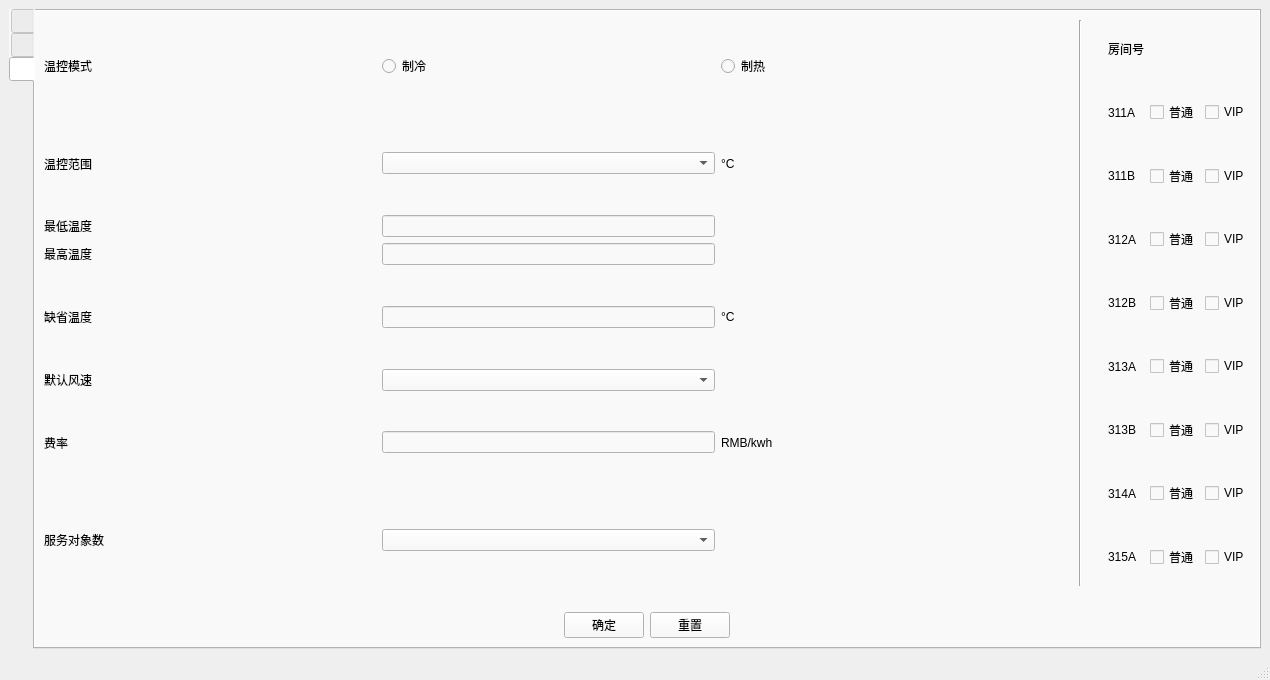
First picture: the form in mainWindow.ui, repository zjpeng957/server, before the edit.
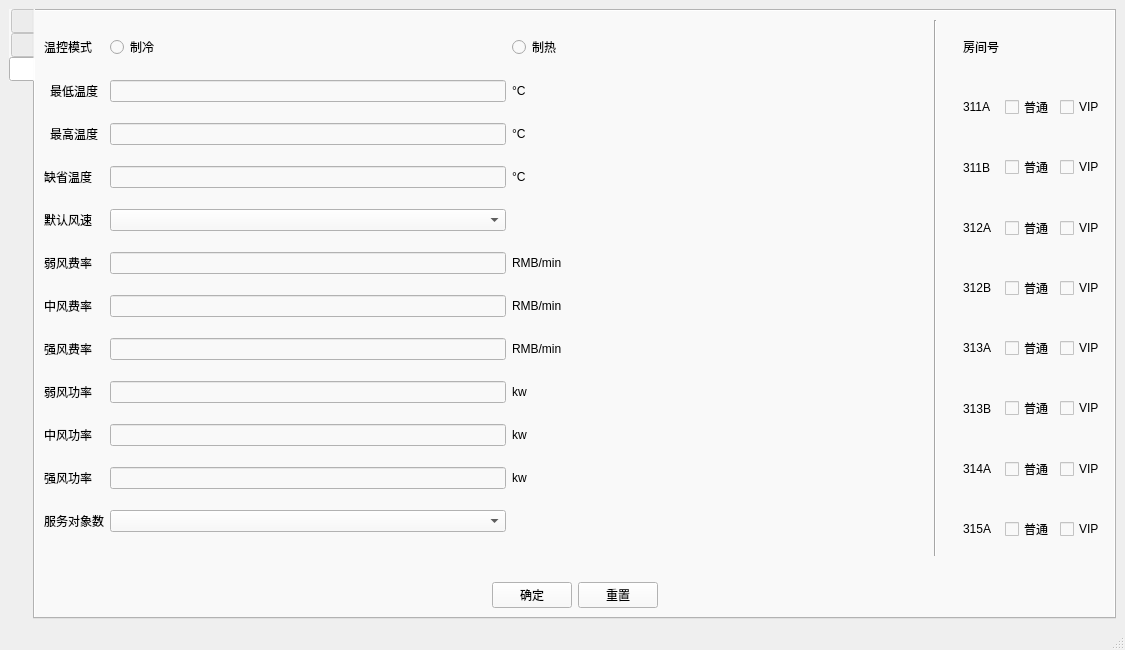
Second picture: the form after the edit. The open tabs and pages were chosen to show the change. Icons and pictures are not drawn.

The edit to the form file:
```diff
--- a/mainWindow.ui
+++ b/mainWindow.ui
@@ -6,8 +6,8 @@
    <rect>
     <x>0</x>
     <y>0</y>
-    <width>1270</width>
-    <height>680</height>
+    <width>1125</width>
+    <height>650</height>
    </rect>
   </property>
   <property name="windowTitle">
@@ -549,101 +549,89 @@
          <layout class="QHBoxLayout" name="horizontalLayout_3">
           <item>
            <layout class="QGridLayout" name="gridLayout_4">
-            <item row="2" column="0">
+            <item row="2" column="2">
+             <widget class="QLabel" name="label_5">
+              <property name="text">
+               <string>°C</string>
+              </property>
+             </widget>
+            </item>
+            <item row="9" column="0">
+             <widget class="QLabel" name="label_10">
+              <property name="sizePolicy">
+               <sizepolicy hsizetype="Preferred" vsizetype="Preferred">
+                <horstretch>0</horstretch>
+                <verstretch>0</verstretch>
+               </sizepolicy>
+              </property>
+              <property name="text">
+               <string>中风功率</string>
+              </property>
+             </widget>
+            </item>
+            <item row="1" column="0" alignment="Qt::AlignHCenter">
              <widget class="QLabel" name="label_8">
               <property name="text">
                <string>最低温度</string>
               </property>
              </widget>
             </item>
-            <item row="6" column="0">
-             <widget class="QLabel" name="label_12">
-              <property name="sizePolicy">
-               <sizepolicy hsizetype="Expanding" vsizetype="Expanding">
-                <horstretch>0</horstretch>
-                <verstretch>0</verstretch>
-               </sizepolicy>
-              </property>
-              <property name="styleSheet">
-               <string notr="true">qproperty-alignment:'AlignCenter'</string>
-              </property>
+            <item row="2" column="0" alignment="Qt::AlignHCenter">
+             <widget class="QLabel" name="label_28">
               <property name="text">
-               <string>费率</string>
+               <string>最高温度</string>
               </property>
              </widget>
             </item>
             <item row="5" column="1">
-             <widget class="QComboBox" name="defaultFanComboBox"/>
-            </item>
-            <item row="6" column="2">
-             <widget class="QLabel" name="label_17">
+             <widget class="QLineEdit" name="lowRateLineEdit">
               <property name="sizePolicy">
-               <sizepolicy hsizetype="Expanding" vsizetype="Preferred">
+               <sizepolicy hsizetype="Expanding" vsizetype="Fixed">
                 <horstretch>0</horstretch>
                 <verstretch>0</verstretch>
                </sizepolicy>
               </property>
-              <property name="text">
-               <string>RMB/kwh</string>
-              </property>
              </widget>
             </item>
-            <item row="4" column="2">
-             <widget class="QLabel" name="label_16">
+            <item row="0" column="0">
+             <widget class="QLabel" name="label_9">
               <property name="sizePolicy">
-               <sizepolicy hsizetype="Expanding" vsizetype="Preferred">
+               <sizepolicy hsizetype="Preferred" vsizetype="Preferred">
                 <horstretch>0</horstretch>
                 <verstretch>0</verstretch>
                </sizepolicy>
               </property>
-              <property name="text">
-               <string>°C</string>
-              </property>
-             </widget>
-            </item>
-            <item row="1" column="2">
-             <widget class="QLabel" name="label_15">
-              <property name="sizePolicy">
-               <sizepolicy hsizetype="Expanding" vsizetype="Preferred">
-                <horstretch>0</horstretch>
-                <verstretch>0</verstretch>
-               </sizepolicy>
-              </property>
-              <property name="text">
-               <string>°C</string>
-              </property>
-             </widget>
-            </item>
-            <item row="7" column="0">
-             <widget class="QLabel" name="label_14">
-              <property name="sizePolicy">
-               <sizepolicy hsizetype="Expanding" vsizetype="Expanding">
-                <horstretch>0</horstretch>
-                <verstretch>0</verstretch>
-               </sizepolicy>
+              <property name="maximumSize">
+               <size>
+                <width>16777215</width>
+                <height>30</height>
+               </size>
               </property>
               <property name="styleSheet">
                <string notr="true">qproperty-alignment:'AlignCenter'</string>
               </property>
               <property name="text">
-               <string>服务对象数</string>
+               <string>温控模式</string>
               </property>
              </widget>
             </item>
             <item row="0" column="1">
              <widget class="QRadioButton" name="coldRadioButton">
+              <property name="sizePolicy">
+               <sizepolicy hsizetype="Minimum" vsizetype="Fixed">
+                <horstretch>0</horstretch>
+                <verstretch>0</verstretch>
+               </sizepolicy>
+              </property>
               <property name="text">
                <string>制冷</string>
               </property>
              </widget>
             </item>
-            <item row="2" column="1">
-             <widget class="QLineEdit" name="lowTempLineEdit"/>
-            </item>
-            <item row="4" column="0">
+            <item row="3" column="0">
              <widget class="QLabel" name="label_11">
               <property name="sizePolicy">
-               <sizepolicy hsizetype="Expanding" vsizetype="Expanding">
+               <sizepolicy hsizetype="Preferred" vsizetype="Preferred">
                 <horstretch>0</horstretch>
                 <verstretch>0</verstretch>
                </sizepolicy>
@@ -656,57 +644,6 @@
               </property>
              </widget>
             </item>
-            <item row="3" column="1">
-             <widget class="QLineEdit" name="highTempLineEdit"/>
-            </item>
-            <item row="5" column="0">
-             <widget class="QLabel" name="label_3">
-              <property name="styleSheet">
-               <string notr="true">qproperty-alignment:'AlignCenter'</string>
-              </property>
-              <property name="text">
-               <string>默认风速</string>
-              </property>
-             </widget>
-            </item>
-            <item row="1" column="1">
-             <widget class="QComboBox" name="RangeComboBox"/>
-            </item>
-            <item row="1" column="0">
-             <widget class="QLabel" name="label_10">
-              <property name="sizePolicy">
-               <sizepolicy hsizetype="Expanding" vsizetype="Expanding">
-                <horstretch>0</horstretch>
-                <verstretch>0</verstretch>
-               </sizepolicy>
-              </property>
-              <property name="styleSheet">
-               <string notr="true">qproperty-alignment:'AlignCenter'</string>
-              </property>
-              <property name="text">
-               <string>温控范围</string>
-              </property>
-             </widget>
-            </item>
-            <item row="0" column="0">
-             <widget class="QLabel" name="label_9">
-              <property name="sizePolicy">
-               <sizepolicy hsizetype="Expanding" vsizetype="Expanding">
-                <horstretch>0</horstretch>
-                <verstretch>0</verstretch>
-               </sizepolicy>
-              </property>
-              <property name="styleSheet">
-               <string notr="true">qproperty-alignment:'AlignCenter'</string>
-              </property>
-              <property name="text">
-               <string>温控模式</string>
-              </property>
-             </widget>
-            </item>
-            <item row="4" column="1">
-             <widget class="QLineEdit" name="defaultTempLineEdit"/>
-            </item>
             <item row="0" column="2">
              <widget class="QRadioButton" name="hotRadioButton">
               <property name="sizePolicy">
@@ -720,18 +657,220 @@
               </property>
              </widget>
             </item>
-            <item row="3" column="0">
-             <widget class="QLabel" name="label_28">
+            <item row="3" column="1">
+             <widget class="QLineEdit" name="defaultTempLineEdit">
+              <property name="sizePolicy">
+               <sizepolicy hsizetype="Expanding" vsizetype="Fixed">
+                <horstretch>0</horstretch>
+                <verstretch>0</verstretch>
+               </sizepolicy>
+              </property>
+             </widget>
+            </item>
+            <item row="11" column="1">
+             <widget class="QComboBox" name="serviceNoComboBox">
+              <property name="sizePolicy">
+               <sizepolicy hsizetype="Preferred" vsizetype="Fixed">
+                <horstretch>0</horstretch>
+                <verstretch>0</verstretch>
+               </sizepolicy>
+              </property>
+             </widget>
+            </item>
+            <item row="3" column="2">
+             <widget class="QLabel" name="label_16">
+              <property name="sizePolicy">
+               <sizepolicy hsizetype="Expanding" vsizetype="Preferred">
+                <horstretch>0</horstretch>
+                <verstretch>0</verstretch>
+               </sizepolicy>
+              </property>
               <property name="text">
-               <string>最高温度</string>
+               <string>°C</string>
               </property>
              </widget>
             </item>
-            <item row="7" column="1">
-             <widget class="QComboBox" name="serviceNoComboBox"/>
+            <item row="11" column="0">
+             <widget class="QLabel" name="label_14">
+              <property name="sizePolicy">
+               <sizepolicy hsizetype="Preferred" vsizetype="Preferred">
+                <horstretch>0</horstretch>
+                <verstretch>0</verstretch>
+               </sizepolicy>
+              </property>
+              <property name="styleSheet">
+               <string notr="true">qproperty-alignment:'AlignCenter'</string>
+              </property>
+              <property name="text">
+               <string>服务对象数</string>
+              </property>
+             </widget>
+            </item>
+            <item row="5" column="0">
+             <widget class="QLabel" name="label_12">
+              <property name="sizePolicy">
+               <sizepolicy hsizetype="Preferred" vsizetype="Preferred">
+                <horstretch>0</horstretch>
+                <verstretch>0</verstretch>
+               </sizepolicy>
+              </property>
+              <property name="styleSheet">
+               <string notr="true">qproperty-alignment:'AlignCenter'</string>
+              </property>
+              <property name="text">
+               <string>弱风费率</string>
+              </property>
+             </widget>
+            </item>
+            <item row="1" column="1">
+             <widget class="QLineEdit" name="lowTempLineEdit">
+              <property name="sizePolicy">
+               <sizepolicy hsizetype="Expanding" vsizetype="Fixed">
+                <horstretch>0</horstretch>
+                <verstretch>0</verstretch>
+               </sizepolicy>
+              </property>
+             </widget>
+            </item>
+            <item row="2" column="1">
+             <widget class="QLineEdit" name="highTempLineEdit">
+              <property name="sizePolicy">
+               <sizepolicy hsizetype="Expanding" vsizetype="Fixed">
+                <horstretch>0</horstretch>
+                <verstretch>0</verstretch>
+               </sizepolicy>
+              </property>
+             </widget>
+            </item>
+            <item row="4" column="0">
+             <widget class="QLabel" name="label_3">
+              <property name="styleSheet">
+               <string notr="true">qproperty-alignment:'AlignCenter'</string>
+              </property>
+              <property name="text">
+               <string>默认风速</string>
+              </property>
+             </widget>
+            </item>
+            <item row="4" column="1">
+             <widget class="QComboBox" name="defaultFanComboBox">
+              <property name="sizePolicy">
+               <sizepolicy hsizetype="Preferred" vsizetype="Fixed">
+                <horstretch>0</horstretch>
+                <verstretch>0</verstretch>
+               </sizepolicy>
+              </property>
+             </widget>
+            </item>
+            <item row="5" column="2">
+             <widget class="QLabel" name="label_17">
+              <property name="sizePolicy">
+               <sizepolicy hsizetype="Expanding" vsizetype="Preferred">
+                <horstretch>0</horstretch>
+                <verstretch>0</verstretch>
+               </sizepolicy>
+              </property>
+              <property name="text">
+               <string>RMB/min</string>
+              </property>
+             </widget>
+            </item>
+            <item row="10" column="0">
+             <widget class="QLabel" name="label_15">
+              <property name="sizePolicy">
+               <sizepolicy hsizetype="Preferred" vsizetype="Preferred">
+                <horstretch>0</horstretch>
+                <verstretch>0</verstretch>
+               </sizepolicy>
+              </property>
+              <property name="text">
+               <string>强风功率</string>
+              </property>
+             </widget>
+            </item>
+            <item row="7" column="0">
+             <widget class="QLabel" name="label_6">
+              <property name="text">
+               <string>强风费率</string>
+              </property>
+             </widget>
+            </item>
+            <item row="1" column="2">
+             <widget class="QLabel" name="label_4">
+              <property name="text">
+               <string>°C</string>
+              </property>
+             </widget>
+            </item>
+            <item row="8" column="0">
+             <widget class="QLabel" name="label_30">
+              <property name="sizePolicy">
+               <sizepolicy hsizetype="Preferred" vsizetype="Preferred">
+                <horstretch>0</horstretch>
+                <verstretch>0</verstretch>
+               </sizepolicy>
+              </property>
+              <property name="text">
+               <string>弱风功率</string>
+              </property>
+             </widget>
+            </item>
+            <item row="6" column="0">
+             <widget class="QLabel" name="label_7">
+              <property name="text">
+               <string>中风费率</string>
+              </property>
+             </widget>
             </item>
             <item row="6" column="1">
-             <widget class="QLineEdit" name="rateLineEdit"/>
+             <widget class="QLineEdit" name="midRateLineEdit"/>
+            </item>
+            <item row="7" column="1">
+             <widget class="QLineEdit" name="highRateLineEdit"/>
+            </item>
+            <item row="8" column="1">
+             <widget class="QLineEdit" name="lowPLlineEdit"/>
+            </item>
+            <item row="9" column="1">
+             <widget class="QLineEdit" name="midPineEdit"/>
+            </item>
+            <item row="10" column="1">
+             <widget class="QLineEdit" name="highPLineEdit"/>
+            </item>
+            <item row="6" column="2">
+             <widget class="QLabel" name="label_31">
+              <property name="text">
+               <string>RMB/min</string>
+              </property>
+             </widget>
+            </item>
+            <item row="7" column="2">
+             <widget class="QLabel" name="label_32">
+              <property name="text">
+               <string>RMB/min</string>
+              </property>
+             </widget>
+            </item>
+            <item row="8" column="2">
+             <widget class="QLabel" name="label_33">
+              <property name="text">
+               <string>kw</string>
+              </property>
+             </widget>
+            </item>
+            <item row="9" column="2">
+             <widget class="QLabel" name="label_34">
+              <property name="text">
+               <string>kw</string>
+              </property>
+             </widget>
+            </item>
+            <item row="10" column="2">
+             <widget class="QLabel" name="label_35">
+              <property name="text">
+               <string>kw</string>
+              </property>
+             </widget>
             </item>
            </layout>
           </item>
```
Left out of the diff: 153 changed lines with no effect on the pictures.
